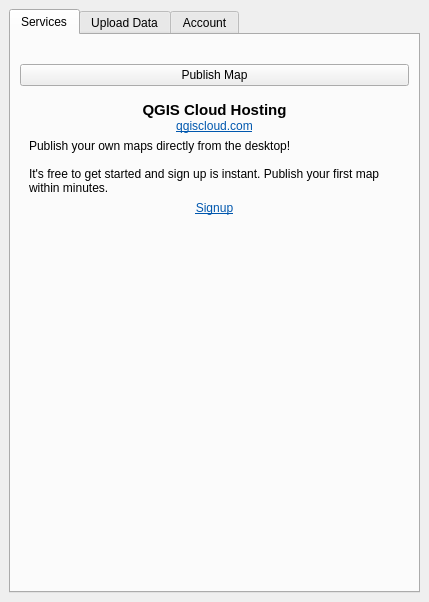
Above: qgiscloud/ui_qgiscloudplugin.ui from qgiscloud/qgis-cloud-plugin before the change. Below: the same form after it.
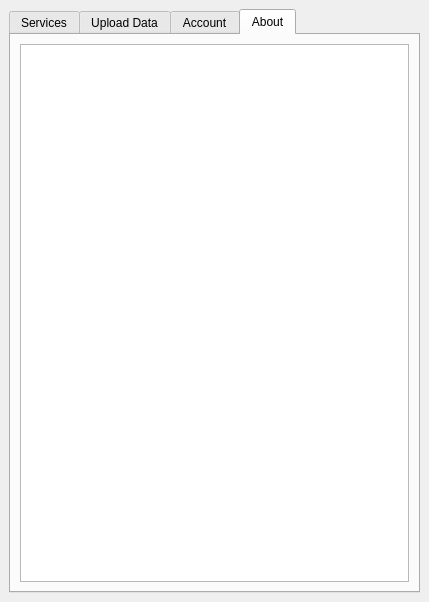
That is the form after the change. The open tabs and pages were chosen to show the change. Icons and pictures are not drawn.

```diff
--- a/qgiscloud/ui_qgiscloudplugin.ui
+++ b/qgiscloud/ui_qgiscloudplugin.ui
@@ -615,6 +615,16 @@
         </item>
        </layout>
       </widget>
+      <widget class="QWidget" name="about">
+       <attribute name="title">
+        <string>About</string>
+       </attribute>
+       <layout class="QGridLayout" name="gridLayout_4">
+        <item row="0" column="0">
+         <widget class="QTextEdit" name="aboutText"/>
+        </item>
+       </layout>
+      </widget>
      </widget>
     </item>
    </layout>
```
